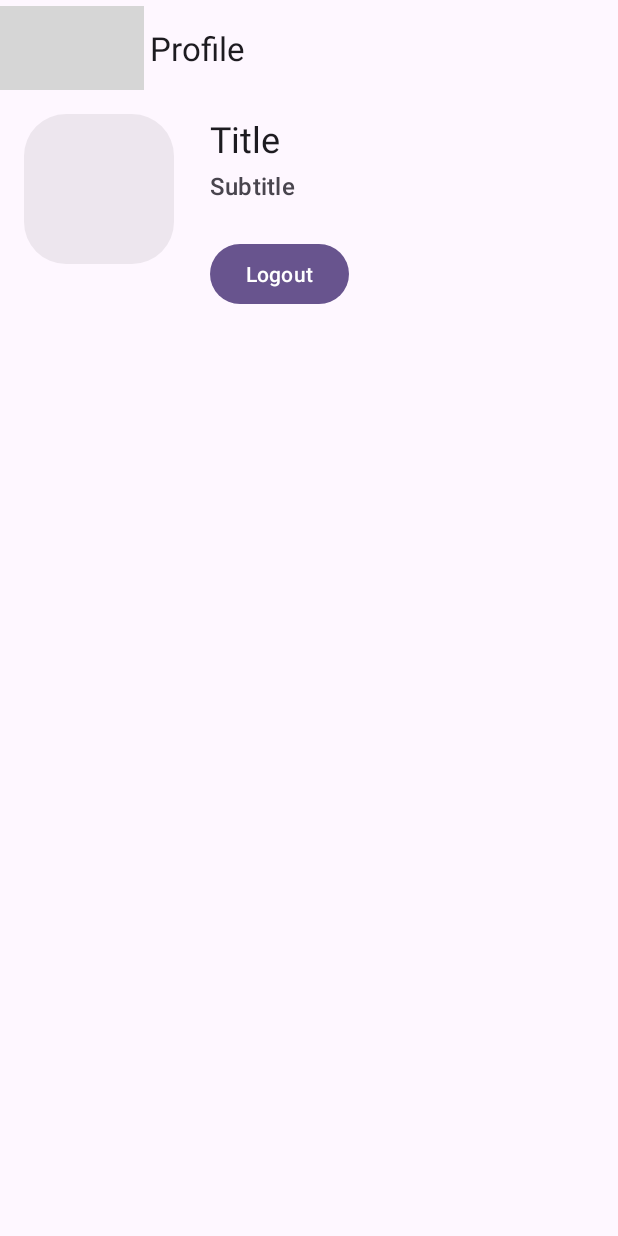
After one commit to mubashirpa/EncoreMusicPlayer, an Android app: the fragment ProfileFragment shown on its own in the app's theme, on a phone screen of 412 x 824 dp. The commit adds this screen. Run offline under Robolectric (Android 15) with nearby library versions, the phone set to English and light mode, and no system bars; grey boxes are pictures that could not be loaded.

Commit message:
Add ProfileScreen UI

```diff
--- a/app/src/main/java/com/encore/music/presentation/navigation/Navigation.kt
+++ b/app/src/main/java/com/encore/music/presentation/navigation/Navigation.kt
@@ -17,6 +17,7 @@ import com.encore.music.presentation.ui.fragments.library.LibraryFragment
 import com.encore.music.presentation.ui.fragments.onboarding.OnboardingFragment
 import com.encore.music.presentation.ui.fragments.player.PlayerFragment
 import com.encore.music.presentation.ui.fragments.playlist.PlaylistFragment
+import com.encore.music.presentation.ui.fragments.profile.ProfileFragment
 import com.encore.music.presentation.ui.fragments.resetPassword.ResetPasswordFragment
 import com.encore.music.presentation.ui.fragments.search.SearchFragment
 import com.encore.music.presentation.ui.fragments.signIn.SignInFragment
@@ -66,6 +67,9 @@ fun AppCompatActivity.findNavController(
             }
             fragment<PlayerFragment, Screen.Player> {
                 label = getString(R.string.label_player_screen)
+            }
+            fragment<ProfileFragment, Screen.Profile> {
+                label = getString(R.string.label_profile_screen)
             }
         }
 
@@ -204,3 +208,7 @@ fun NavController.navigateToPlayer(trackId: String) {
         launchSingleTop = true
     }
 }
+
+fun NavController.navigateToProfile() {
+    navigate(Screen.Profile)
+}
--- a/app/src/main/java/com/encore/music/presentation/navigation/Screen.kt
+++ b/app/src/main/java/com/encore/music/presentation/navigation/Screen.kt
@@ -40,4 +40,7 @@ sealed class Screen {
     data class Player(
         val id: String,
     ) : Screen()
+
+    @Serializable
+    data object Profile : Screen()
 }
--- a/app/src/main/java/com/encore/music/presentation/ui/fragments/home/HomeFragment.kt
+++ b/app/src/main/java/com/encore/music/presentation/ui/fragments/home/HomeFragment.kt
@@ -15,6 +15,7 @@ import com.encore.music.R
 import com.encore.music.databinding.FragmentHomeBinding
 import com.encore.music.presentation.navigation.navigateToPlayer
 import com.encore.music.presentation.navigation.navigateToPlaylist
+import com.encore.music.presentation.navigation.navigateToProfile
 import com.encore.music.presentation.utils.ImageUtils
 import com.encore.music.presentation.utils.PaddingValues
 import com.encore.music.presentation.utils.VerticalItemDecoration
@@ -189,6 +190,10 @@ class HomeFragment : Fragment(R.layout.fragment_home) {
                 }
             }
         }
+
+        binding.topAppBar.setNavigationOnClickListener {
+            navController.navigateToProfile()
+        }
     }
 
     override fun onDestroyView() {
--- /dev/null
+++ b/app/src/main/java/com/encore/music/presentation/ui/fragments/profile/ProfileFragment.kt
@@ -0,0 +1,55 @@
+package com.encore.music.presentation.ui.fragments.profile
+
+import android.os.Bundle
+import android.view.LayoutInflater
+import android.view.View
+import android.view.ViewGroup
+import androidx.core.view.ViewCompat
+import androidx.core.view.WindowInsetsCompat
+import androidx.fragment.app.Fragment
+import androidx.navigation.fragment.findNavController
+import com.encore.music.databinding.FragmentProfileBinding
+import com.encore.music.presentation.navigation.navigateToOnboarding
+
+class ProfileFragment : Fragment() {
+    private var _binding: FragmentProfileBinding? = null
+    private val binding get() = _binding!!
+
+    private val navController by lazy { findNavController() }
+
+    override fun onCreateView(
+        inflater: LayoutInflater,
+        container: ViewGroup?,
+        savedInstanceState: Bundle?,
+    ): View {
+        _binding = FragmentProfileBinding.inflate(inflater, container, false)
+
+        ViewCompat.setOnApplyWindowInsetsListener(binding.root) { v, insets ->
+            val systemBars = insets.getInsets(WindowInsetsCompat.Type.systemBars())
+            v.setPadding(systemBars.left, systemBars.top, systemBars.right, 0)
+            insets
+        }
+
+        return binding.root
+    }
+
+    override fun onViewCreated(
+        view: View,
+        savedInstanceState: Bundle?,
+    ) {
+        super.onViewCreated(view, savedInstanceState)
+
+        binding.topAppBar.setNavigationOnClickListener {
+            navController.navigateUp()
+        }
+
+        binding.logoutButton.setOnClickListener {
+            navController.navigateToOnboarding()
+        }
+    }
+
+    override fun onDestroyView() {
+        super.onDestroyView()
+        _binding = null
+    }
+}
--- /dev/null
+++ b/app/src/main/res/layout/fragment_profile.xml
@@ -0,0 +1,74 @@
+<?xml version="1.0" encoding="utf-8"?>
+<androidx.coordinatorlayout.widget.CoordinatorLayout xmlns:android="http://schemas.android.com/apk/res/android"
+    xmlns:app="http://schemas.android.com/apk/res-auto"
+    android:layout_width="match_parent"
+    android:layout_height="match_parent">
+
+    <com.google.android.material.appbar.AppBarLayout
+        android:layout_width="match_parent"
+        android:layout_height="wrap_content">
+
+        <com.google.android.material.appbar.MaterialToolbar
+            android:id="@+id/topAppBar"
+            android:layout_width="match_parent"
+            android:layout_height="wrap_content"
+            android:minHeight="?attr/actionBarSize"
+            app:navigationIcon="@drawable/baseline_arrow_back_24"
+            app:title="@string/title_profile_screen" />
+    </com.google.android.material.appbar.AppBarLayout>
+
+    <androidx.core.widget.NestedScrollView
+        android:layout_width="match_parent"
+        android:layout_height="match_parent"
+        app:layout_behavior="@string/appbar_scrolling_view_behavior">
+
+        <androidx.constraintlayout.widget.ConstraintLayout
+            android:layout_width="match_parent"
+            android:layout_height="match_parent"
+            android:paddingHorizontal="@dimen/margin_expanded"
+            android:paddingVertical="@dimen/margin_medium">
+
+            <com.google.android.material.imageview.ShapeableImageView
+                android:id="@+id/profile"
+                android:layout_width="100dp"
+                android:layout_height="100dp"
+                android:background="@drawable/bg_placeholder"
+                android:contentDescription="@string/profile"
+                android:scaleType="centerCrop"
+                app:layout_constraintStart_toStartOf="parent"
+                app:layout_constraintTop_toTopOf="parent"
+                app:shapeAppearanceOverlay="?attr/shapeAppearanceCornerExtraLarge" />
+
+            <TextView
+                android:id="@+id/name"
+                android:layout_width="wrap_content"
+                android:layout_height="wrap_content"
+                android:layout_marginStart="24dp"
+                android:text="@string/title"
+                android:textAppearance="?attr/textAppearanceHeadlineSmall"
+                android:textColor="?attr/colorOnSurface"
+                app:layout_constraintStart_toEndOf="@+id/profile"
+                app:layout_constraintTop_toTopOf="parent" />
+
+            <TextView
+                android:id="@+id/email"
+                android:layout_width="wrap_content"
+                android:layout_height="wrap_content"
+                android:layout_marginTop="4dp"
+                android:text="@string/subtitle"
+                android:textAppearance="?attr/textAppearanceTitleMedium"
+                android:textColor="?attr/colorOnSurfaceVariant"
+                app:layout_constraintStart_toStartOf="@+id/name"
+                app:layout_constraintTop_toBottomOf="@+id/name" />
+
+            <Button
+                android:id="@+id/logout_button"
+                android:layout_width="wrap_content"
+                android:layout_height="wrap_content"
+                android:layout_marginTop="24dp"
+                android:text="@string/logout"
+                app:layout_constraintStart_toStartOf="@+id/name"
+                app:layout_constraintTop_toBottomOf="@+id/email" />
+        </androidx.constraintlayout.widget.ConstraintLayout>
+    </androidx.core.widget.NestedScrollView>
+</androidx.coordinatorlayout.widget.CoordinatorLayout>
--- a/app/src/main/res/values/strings.xml
+++ b/app/src/main/res/values/strings.xml
@@ -52,11 +52,14 @@
     <string name="restart">Restart</string>
     <string name="timer_zero">0:00</string>
     <string name="onboarding">Onboarding</string>
+    <string name="profile">Profile</string>
+    <string name="logout">Logout</string>
 
     <!-- Screen titles -->
     <string name="title_home_screen">Go listen!</string>
     <string name="title_search_screen">Let\'s search</string>
     <string name="title_library_screen">Your library</string>
+    <string name="title_profile_screen">Profile</string>
 
     <!-- Screen labels -->
     <string name="label_onboarding_screen">Onboarding</string>
@@ -69,6 +72,7 @@
     <string name="label_playlist_screen">Playlist</string>
     <string name="label_artist_screen">Artist</string>
     <string name="label_player_screen">Player</string>
+    <string name="label_profile_screen">Profile</string>
 
     <!-- Success -->
     <string name="success_send_password_reset_email">We sent an email to %1$s with a link to get back into your account.</string>
```
